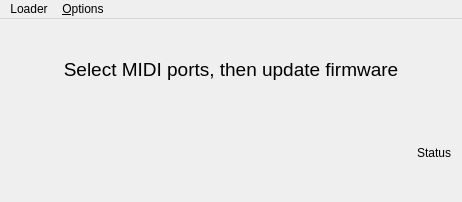
Old version of the form ytx-manager/loader/loader.ui in the repository perkowitz/hachi-yaeltex.
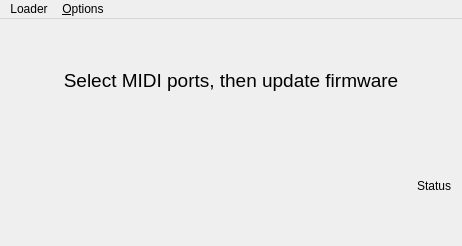
New version of the form. Icons and pictures are not drawn.

The edit to the form file:
```diff
--- a/ytx-manager/loader/loader.ui
+++ b/ytx-manager/loader/loader.ui
@@ -7,7 +7,7 @@
     <x>0</x>
     <y>0</y>
     <width>462</width>
-    <height>202</height>
+    <height>246</height>
    </rect>
   </property>
   <property name="windowTitle">
```
